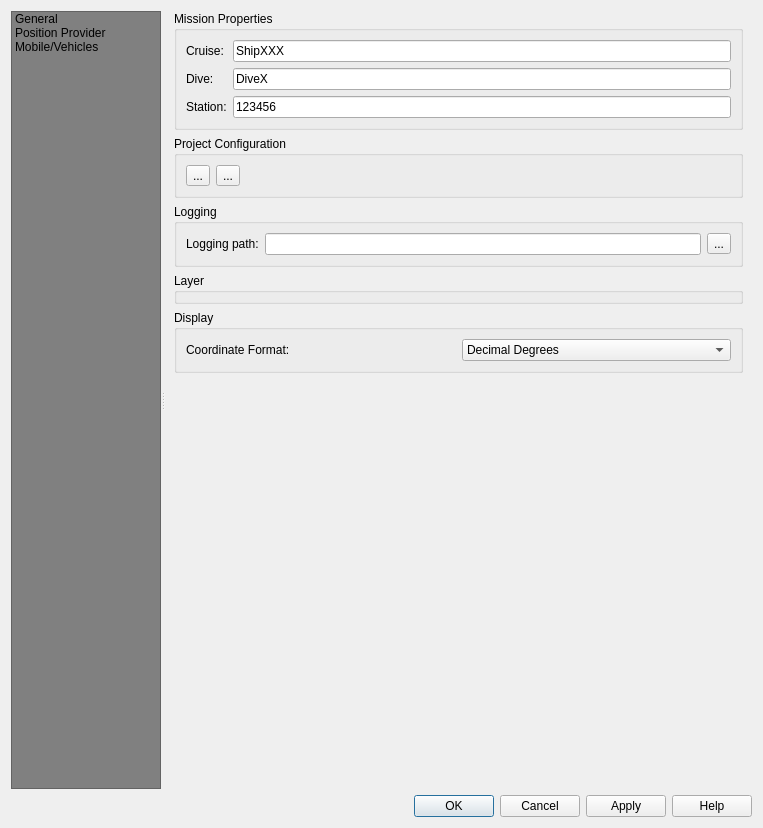
The window that ui/posiview_properties_base.ui (jrenken/qgis-PosiView) describes before a commit, drawn with Qt 5.
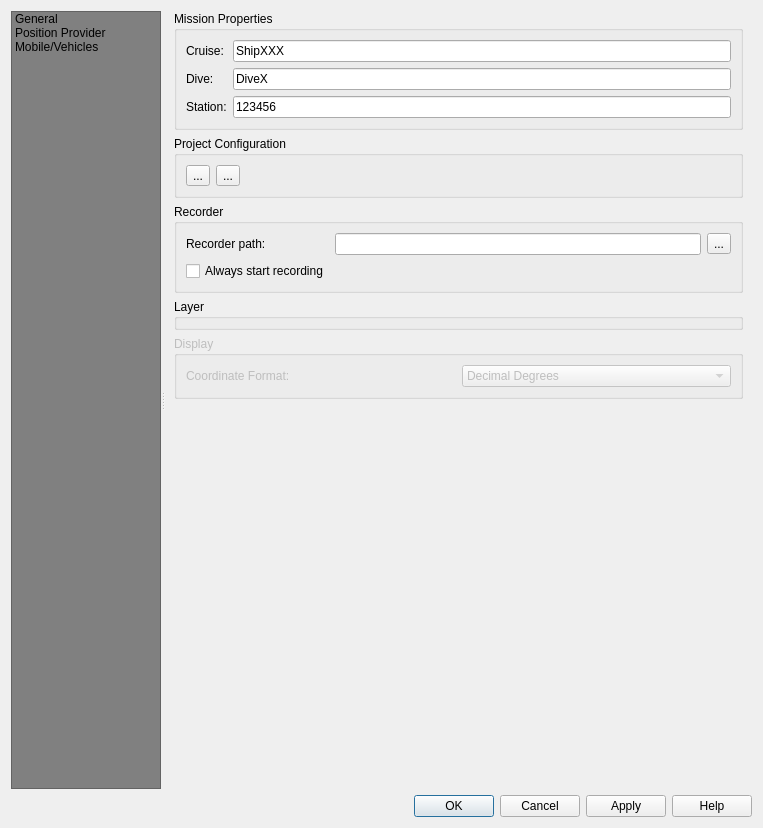
The same window after the commit. The open tabs and pages were chosen to show the change. Icons and pictures are not drawn. Custom widgets are drawn as their Qt base class.

Commit message: implement recorder

Diff of the .ui file:
```diff
--- a/ui/posiview_properties_base.ui
+++ b/ui/posiview_properties_base.ui
@@ -164,8 +164,8 @@
                <rect>
                 <x>0</x>
                 <y>0</y>
-                <width>443</width>
-                <height>380</height>
+                <width>589</width>
+                <height>777</height>
                </rect>
               </property>
               <layout class="QVBoxLayout" name="verticalLayout_13">
@@ -271,13 +271,13 @@
                <item>
                 <widget class="QgsCollapsibleGroupBox" name="groupBox_5">
                  <property name="title">
-                  <string>Logging</string>
+                  <string>Recorder</string>
                  </property>
                  <layout class="QGridLayout" name="gridLayout_6">
                   <item row="1" column="0">
                    <widget class="QLabel" name="label_20">
                     <property name="text">
-                     <string>Logging path:</string>
+                     <string>Recorder path:</string>
                     </property>
                    </widget>
                   </item>
@@ -295,7 +295,14 @@
                    </widget>
                   </item>
                   <item row="1" column="1">
-                   <widget class="QLineEdit" name="lineEditLoggingPath"/>
+                   <widget class="QLineEdit" name="lineEditRecorderPath"/>
+                  </item>
+                  <item row="2" column="0">
+                   <widget class="QCheckBox" name="checkBoxAutoRecording">
+                    <property name="text">
+                     <string>Always start recording</string>
+                    </property>
+                   </widget>
                   </item>
                  </layout>
                 </widget>
@@ -309,6 +316,9 @@
                </item>
                <item>
                 <widget class="QgsCollapsibleGroupBox" name="groupBox_7">
+                 <property name="enabled">
+                  <bool>false</bool>
+                 </property>
                  <property name="title">
                   <string>Display</string>
                  </property>
```
Left out of the diff: 6 changed lines with no effect on the pictures. The commit also changes 5 other files.
